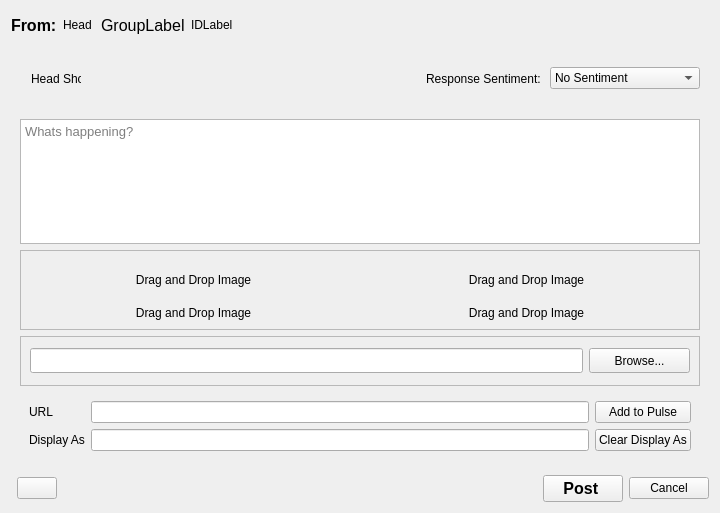
Before: the Qt Designer form retroshare-gui/src/gui/TheWire/PulseAddDialog.ui in RetroShare/RetroShare, drawn with Qt 5.
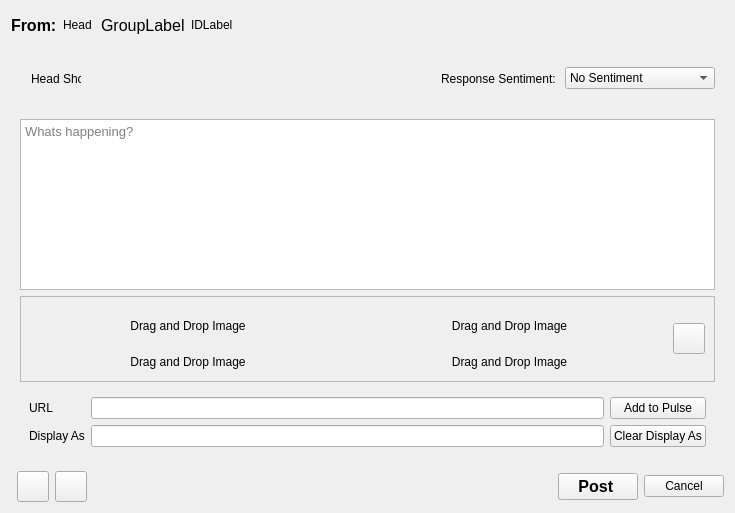
After: the same form once the commit is applied. Custom widgets are drawn as their Qt base class.

Commit message:
Picture attachments improved
* Added a remove button to clear pictures
* Improved picture attachments

What changed in the file:
```diff
--- a/retroshare-gui/src/gui/TheWire/PulseAddDialog.ui
+++ b/retroshare-gui/src/gui/TheWire/PulseAddDialog.ui
@@ -6,7 +6,7 @@
    <rect>
     <x>0</x>
     <y>0</y>
-    <width>720</width>
+    <width>735</width>
     <height>513</height>
    </rect>
   </property>
@@ -52,6 +52,7 @@
         <property name="font">
          <font>
           <pointsize>12</pointsize>
+          <weight>75</weight>
           <bold>true</bold>
          </font>
         </property>
@@ -249,6 +250,12 @@
       </item>
       <item>
        <widget class="QFrame" name="frame_picture">
+        <property name="sizePolicy">
+         <sizepolicy hsizetype="Preferred" vsizetype="Preferred">
+          <horstretch>0</horstretch>
+          <verstretch>0</verstretch>
+         </sizepolicy>
+        </property>
         <property name="minimumSize">
          <size>
           <width>0</width>
@@ -278,6 +285,22 @@
            </property>
           </widget>
          </item>
+         <item row="1" column="1">
+          <widget class="QLabel" name="label_image4">
+           <property name="minimumSize">
+            <size>
+             <width>40</width>
+             <height>40</height>
+            </size>
+           </property>
+           <property name="text">
+            <string>Drag and Drop Image</string>
+           </property>
+           <property name="alignment">
+            <set>Qt::AlignCenter</set>
+           </property>
+          </widget>
+         </item>
          <item row="1" column="0">
           <widget class="QLabel" name="label_image3">
            <property name="minimumSize">
@@ -310,63 +333,22 @@
            </property>
           </widget>
          </item>
-         <item row="1" column="1">
-          <widget class="QLabel" name="label_image4">
-           <property name="minimumSize">
-            <size>
-             <width>40</width>
-             <height>40</height>
-            </size>
+         <item row="0" column="2" rowspan="2">
+          <widget class="QToolButton" name="pushButton_remove">
+           <property name="toolTip">
+            <string>Remove all images</string>
            </property>
            <property name="text">
-            <string>Drag and Drop Image</string>
+            <string/>
            </property>
-           <property name="alignment">
-            <set>Qt::AlignCenter</set>
-           </property>
-          </widget>
-         </item>
-        </layout>
-       </widget>
-      </item>
-      <item>
-       <widget class="QFrame" name="frame_PictureBrowse">
-        <property name="minimumSize">
-         <size>
-          <width>0</width>
-          <height>50</height>
-         </size>
-        </property>
-        <property name="frameShape">
-         <enum>QFrame::StyledPanel</enum>
-        </property>
-        <property name="frameShadow">
-         <enum>QFrame::Raised</enum>
-        </property>
-        <layout class="QHBoxLayout" name="horizontalLayout">
-         <item>
-          <widget class="QLineEdit" name="lineEdit_FilePath">
-           <property name="minimumSize">
+           <property name="iconSize">
             <size>
-             <width>541</width>
-             <height>25</height>
+             <width>24</width>
+             <height>24</height>
             </size>
            </property>
           </widget>
          </item>
-         <item>
-          <widget class="QPushButton" name="pushButton_Browse">
-           <property name="minimumSize">
-            <size>
-             <width>101</width>
-             <height>25</height>
-            </size>
-           </property>
-           <property name="text">
-            <string>Browse...</string>
-           </property>
-          </widget>
-         </item>
         </layout>
        </widget>
       </item>
@@ -413,7 +395,6 @@
      </layout>
      <zorder>frame_URL</zorder>
      <zorder>frame_picture</zorder>
-     <zorder>frame_PictureBrowse</zorder>
      <zorder>textEdit_Pulse</zorder>
     </widget>
    </item>
@@ -423,7 +404,7 @@
       <number>6</number>
      </property>
      <item>
-      <widget class="QPushButton" name="pushButton_picture">
+      <widget class="QToolButton" name="pushButton_picture">
        <property name="text">
         <string/>
        </property>
@@ -438,6 +419,22 @@
        </property>
       </widget>
      </item>
+     <item>
+      <widget class="QToolButton" name="pushButton_Browse">
+       <property name="toolTip">
+        <string>Add Picture</string>
+       </property>
+       <property name="text">
+        <string/>
+       </property>
+       <property name="iconSize">
+        <size>
+         <width>24</width>
+         <height>24</height>
+        </size>
+       </property>
+      </widget>
+     </item>
      <item>
       <spacer name="buttonHSpacer">
        <property name="orientation">
@@ -456,6 +453,7 @@
        <property name="font">
         <font>
          <pointsize>12</pointsize>
+         <weight>75</weight>
          <bold>true</bold>
         </font>
        </property>
```
The commit also changes 2 other files.
